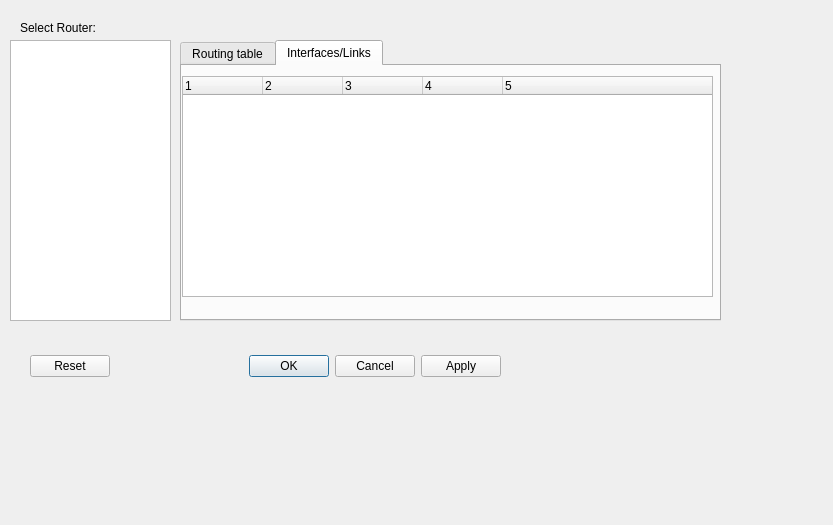
Above: confRouter.ui from koppd/mt before the change. Below: the same form after it.
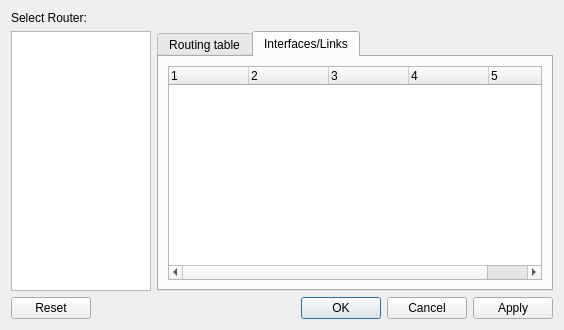
That is the form after the change.

Commit message: Layout verbessert

```diff
--- a/confRouter.ui
+++ b/confRouter.ui
@@ -6,61 +6,33 @@
    <rect>
     <x>0</x>
     <y>0</y>
-    <width>833</width>
-    <height>525</height>
+    <width>564</width>
+    <height>330</height>
    </rect>
   </property>
   <property name="windowTitle">
    <string>Configure Router</string>
   </property>
-  <widget class="QDialogButtonBox" name="buttonBox">
-   <property name="geometry">
-    <rect>
-     <x>30</x>
-     <y>350</y>
-     <width>471</width>
-     <height>32</height>
-    </rect>
-   </property>
-   <property name="orientation">
-    <enum>Qt::Horizontal</enum>
-   </property>
-   <property name="standardButtons">
-    <set>QDialogButtonBox::Apply|QDialogButtonBox::Cancel|QDialogButtonBox::Ok|QDialogButtonBox::Reset</set>
-   </property>
-  </widget>
+  <layout class="QGridLayout" name="gridLayout_2">
+   <item row="0" column="0">
   <widget class="QLabel" name="label">
-   <property name="geometry">
-    <rect>
-     <x>20</x>
-     <y>20</y>
-     <width>111</width>
-     <height>16</height>
-    </rect>
-   </property>
    <property name="text">
     <string>Select Router:</string>
    </property>
   </widget>
+   </item>
+   <item row="1" column="0">
   <widget class="QListWidget" name="listRouter">
-   <property name="geometry">
-    <rect>
-     <x>10</x>
-     <y>40</y>
-     <width>161</width>
-     <height>281</height>
-    </rect>
-   </property>
-  </widget>
+     <property name="maximumSize">
+      <size>
+       <width>140</width>
+       <height>16777215</height>
+      </size>
+     </property>
+    </widget>
+   </item>
+   <item row="1" column="1">
   <widget class="QTabWidget" name="tabWidget">
-   <property name="geometry">
-    <rect>
-     <x>180</x>
-     <y>40</y>
-     <width>541</width>
-     <height>281</height>
-    </rect>
-   </property>
    <property name="currentIndex">
     <number>1</number>
    </property>
@@ -73,15 +45,9 @@
     <attribute name="title">
      <string>Interfaces/Links</string>
     </attribute>
+      <layout class="QGridLayout" name="gridLayout">
+       <item row="0" column="0">
     <widget class="QTreeWidget" name="treeInterfaces">
-     <property name="geometry">
-      <rect>
-       <x>0</x>
-       <y>10</y>
-       <width>531</width>
-       <height>221</height>
-      </rect>
-     </property>
      <property name="columnCount">
       <number>5</number>
      </property>
@@ -114,8 +80,22 @@
       </property>
      </column>
     </widget>
-   </widget>
-  </widget>
+       </item>
+      </layout>
+     </widget>
+    </widget>
+   </item>
+   <item row="2" column="0" colspan="2">
+    <widget class="QDialogButtonBox" name="buttonBox">
+     <property name="orientation">
+      <enum>Qt::Horizontal</enum>
+     </property>
+     <property name="standardButtons">
+      <set>QDialogButtonBox::Apply|QDialogButtonBox::Cancel|QDialogButtonBox::Ok|QDialogButtonBox::Reset</set>
+     </property>
+    </widget>
+   </item>
+  </layout>
  </widget>
  <resources/>
  <connections>
```
Lines whose indentation alone changed are shown as unchanged. The commit also changes 4 other files.
